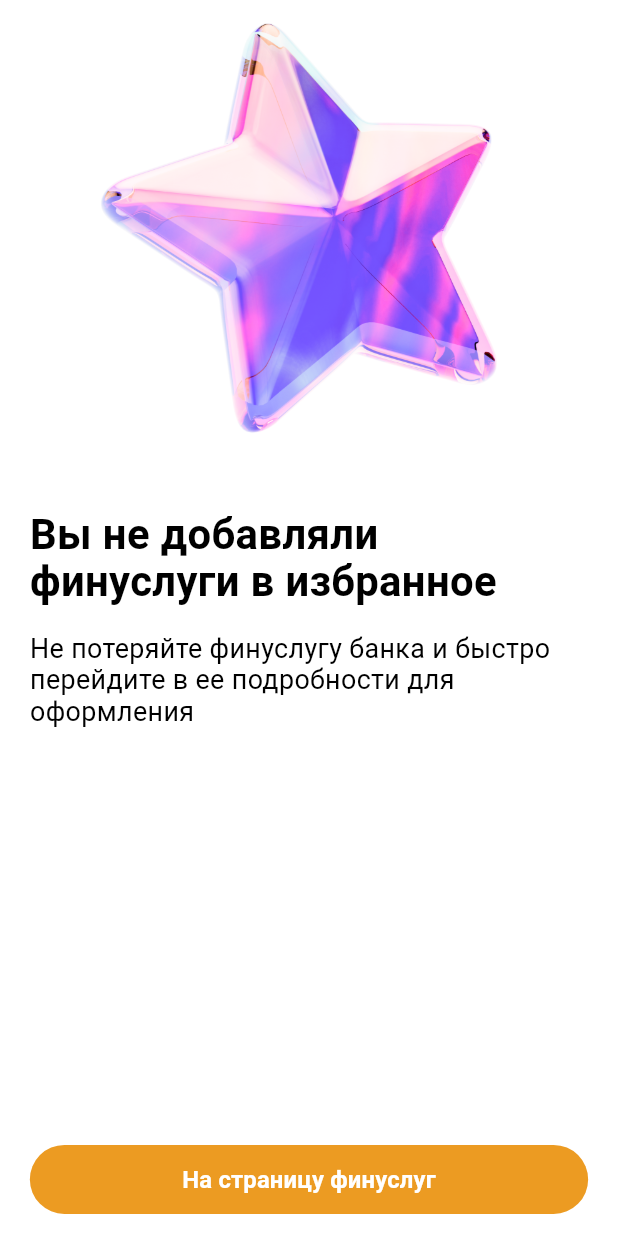
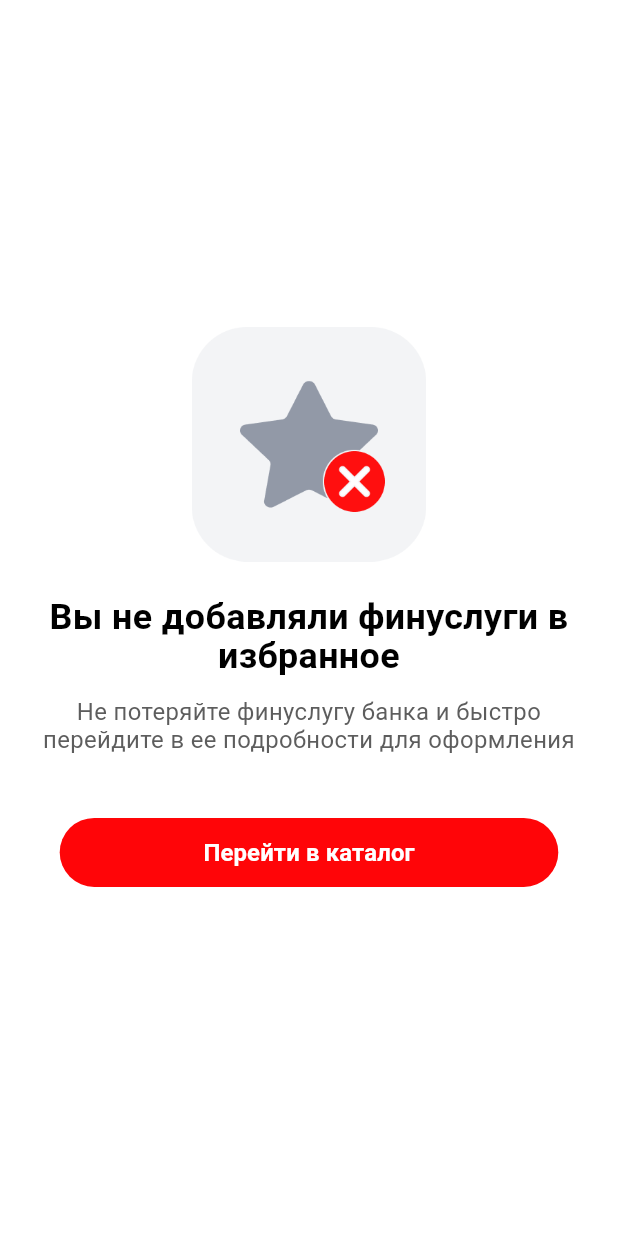
Before and after one commit to bitk0der/finuslugi-satelit-flutter-1, a Flutter app: the EmptyWidget screen opened directly, on a phone screen of 412 x 824 dp. Run offline on Flutter 3.47's test engine with Material 3 defaults, Android fonts, the phone set to English and light mode, and no system bars; our stand-ins replace auto_route, cached_network_image, connectivity_plus, dio, dotted_decoration, equatable and 18 more; missing offline and left inert: appmetrica_plugin, background_fetch, contentsize_tabbarview, dio_smart_retry, json_store, loadmore; accounts and stored records are empty; generated files the repository leaves out were written again; Roboto replaces fonts that are missing (SFProDisplay).

Commit message:
edit layout for favourites

```diff
--- a/lib/core/widgets/empty_widget.dart
+++ b/lib/core/widgets/empty_widget.dart
@@ -1,3 +1,6 @@
+import 'package:auto_route/auto_route.dart';
+import 'package:fin_uslugi/core/routes/app_router.dart';
+import 'package:fin_uslugi/core/theme/app_colors.dart';
 import 'package:fin_uslugi/core/widgets/app_button.dart';
 import 'package:fin_uslugi/gen/assets.gen.dart';
 import 'package:flutter/material.dart';
@@ -21,34 +24,35 @@ class EmptyWidget extends StatelessWidget {
       body: Container(
         padding: EdgeInsets.symmetric(horizontal: 20.w),
         child: Column(
-          mainAxisAlignment: MainAxisAlignment.start,
-          crossAxisAlignment: CrossAxisAlignment.start,
+          mainAxisAlignment: MainAxisAlignment.center,
+          crossAxisAlignment: CrossAxisAlignment.center,
           children: [
-            Center(child: assetGenImage.image(height: 345.h)),
+            Center(child: assetGenImage.image(height: 170.h)),
             SizedBox(height: 26.h),
             Text(title,
+                textAlign: TextAlign.center,
                 style: TextStyle(
                     color: Colors.black,
-                    fontSize: 28.sp,
+                    fontSize: 24.sp,
                     height: 1.1,
                     fontWeight: FontWeight.w600)),
-            SizedBox(height: 20.h),
+            SizedBox(height: 16.h),
             Text(subtitle,
+                textAlign: TextAlign.center,
                 style: TextStyle(
-                    color: Colors.black, fontSize: 18.sp, height: 1.2)),
-            SizedBox(height: 20.h),
+                    color: Color(0xff5D5D5D), fontSize: 16.sp, height: 1.2)),
+            SizedBox(height: 30.h),
+            Padding(
+              padding: EdgeInsets.symmetric(horizontal: 20.w, vertical: 16.h),
+              child: AppButton(
+                backgroundColor: ColorStyles.red,
+                onTap: () {
+                  context.router.navigate(const SelectionRouter());
+                },
+                title: 'Перейти в каталог',
+              ),
+            ),
           ],
-        ),
-      ),
-      floatingActionButtonLocation: FloatingActionButtonLocation.centerDocked,
-      floatingActionButton: Padding(
-        padding: EdgeInsets.symmetric(horizontal: 20.w, vertical: 16.h),
-        child: AppButton(
-          onTap: () {
-            /* context.navigateTo(const FinServiceMainRouter()); */
-          },
-          title:
-              'На страницу ${title.contains('банк') ? 'банков' : 'финуслуг'}',
         ),
       ),
     ));
```
Also changed, not shown: lib/features/favourites/presentation/pages/home/favourites_page.dart (+84 -25 lines), assets/images/empty_page_star.png.
